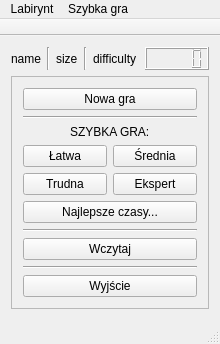
289698/GenerowanieLabiryntu, file mainwindow.ui: the form before one commit.
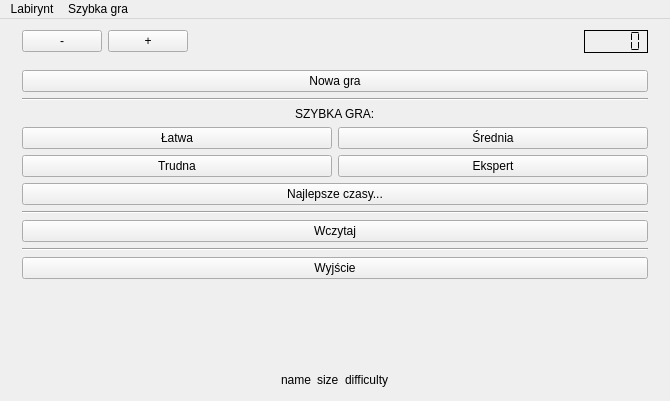
The form after the commit.

What changed in the file:
```diff
--- a/mainwindow.ui
+++ b/mainwindow.ui
@@ -6,54 +6,49 @@
    <rect>
     <x>0</x>
     <y>0</y>
-    <width>220</width>
-    <height>344</height>
+    <width>670</width>
+    <height>401</height>
    </rect>
   </property>
   <property name="windowTitle">
    <string>Generowanie labiryntu</string>
   </property>
+  <property name="documentMode">
+   <bool>false</bool>
+  </property>
   <widget class="QWidget" name="centralWidget">
    <layout class="QVBoxLayout" name="verticalLayout_2">
     <item>
+     <widget class="QWidget" name="gameWidget" native="true">
      <layout class="QHBoxLayout" name="horizontalLayout">
-      <item>
-       <widget class="QLabel" name="label_name">
-        <property name="text">
-         <string>name</string>
-        </property>
-       </widget>
-      </item>
-      <item>
-       <widget class="Line" name="line">
-        <property name="orientation">
-         <enum>Qt::Vertical</enum>
-        </property>
-       </widget>
-      </item>
+       <property name="topMargin">
+        <number>0</number>
+       </property>
+       <property name="bottomMargin">
+        <number>0</number>
+       </property>
       <item>
-       <widget class="QLabel" name="label_size">
+        <widget class="QPushButton" name="pushButtonMinus">
         <property name="text">
-         <string>size</string>
-        </property>
-       </widget>
-      </item>
-      <item>
-       <widget class="Line" name="line_2">
-        <property name="orientation">
-         <enum>Qt::Vertical</enum>
+          <string>-</string>
+         </property>
+         <property name="flat">
+          <bool>false</bool>
         </property>
        </widget>
       </item>
       <item>
-       <widget class="QLabel" name="label_difficulty">
+        <widget class="QPushButton" name="pushButtonPlus">
         <property name="text">
-         <string>difficulty</string>
-        </property>
+          <string>+</string>
+         </property>
+         <property name="flat">
+          <bool>false</bool>
+         </property>
        </widget>
       </item>
       <item>
-       <spacer name="horizontalSpacer">
+        <spacer name="horizontalSpacer_2">
         <property name="orientation">
          <enum>Qt::Horizontal</enum>
         </property>
@@ -66,31 +61,26 @@
        </spacer>
       </item>
       <item>
-       <widget class="QLCDNumber" name="lcd_time"/>
-      </item>
-     </layout>
-    </item>
-    <item>
-     <spacer name="verticalSpacer">
-      <property name="orientation">
-       <enum>Qt::Vertical</enum>
-      </property>
-      <property name="sizeHint" stdset="0">
-       <size>
-        <width>20</width>
-        <height>40</height>
-       </size>
-      </property>
-     </spacer>
-    </item>
-    <item>
-     <widget class="QFrame" name="frame">
+        <widget class="QLCDNumber" name="lcd_time">
       <property name="frameShape">
-       <enum>QFrame::StyledPanel</enum>
+          <enum>QFrame::Box</enum>
       </property>
       <property name="frameShadow">
-       <enum>QFrame::Raised</enum>
-      </property>
+          <enum>QFrame::Plain</enum>
+         </property>
+         <property name="smallDecimalPoint">
+          <bool>false</bool>
+         </property>
+         <property name="segmentStyle">
+          <enum>QLCDNumber::Flat</enum>
+         </property>
+        </widget>
+       </item>
+      </layout>
+     </widget>
+    </item>
+    <item>
+     <widget class="QWidget" name="welcomeWidget" native="true">
       <layout class="QVBoxLayout" name="verticalLayout">
        <item>
         <widget class="QPushButton" name="pushButton_new">
@@ -184,18 +174,80 @@
      </widget>
     </item>
     <item>
-     <spacer name="verticalSpacer_2">
+     <spacer name="verticalSpacer">
       <property name="orientation">
        <enum>Qt::Vertical</enum>
       </property>
       <property name="sizeHint" stdset="0">
        <size>
         <width>20</width>
-        <height>63</height>
+        <height>40</height>
        </size>
       </property>
      </spacer>
     </item>
+    <item alignment="Qt::AlignBottom">
+     <widget class="QWidget" name="infoWidget" native="true">
+      <layout class="QHBoxLayout" name="horizontalLayout_2">
+       <property name="spacing">
+        <number>6</number>
+       </property>
+       <property name="topMargin">
+        <number>0</number>
+       </property>
+       <property name="bottomMargin">
+        <number>0</number>
+       </property>
+       <item>
+        <spacer name="horizontalSpacer">
+         <property name="orientation">
+          <enum>Qt::Horizontal</enum>
+         </property>
+         <property name="sizeHint" stdset="0">
+          <size>
+           <width>260</width>
+           <height>20</height>
+          </size>
+         </property>
+        </spacer>
+       </item>
+       <item>
+        <widget class="QLabel" name="label_name">
+         <property name="text">
+          <string>name</string>
+         </property>
+        </widget>
+       </item>
+       <item>
+        <widget class="QLabel" name="label_size">
+         <property name="text">
+          <string>size</string>
+         </property>
+        </widget>
+       </item>
+       <item>
+        <widget class="QLabel" name="label_difficulty">
+         <property name="text">
+          <string>difficulty</string>
+         </property>
+        </widget>
+       </item>
+       <item>
+        <spacer name="horizontalSpacer_3">
+         <property name="orientation">
+          <enum>Qt::Horizontal</enum>
+         </property>
+         <property name="sizeHint" stdset="0">
+          <size>
+           <width>259</width>
+           <height>20</height>
+          </size>
+         </property>
+        </spacer>
+       </item>
+      </layout>
+     </widget>
+    </item>
    </layout>
   </widget>
   <widget class="QMenuBar" name="menuBar">
@@ -206,7 +258,7 @@
     <rect>
      <x>0</x>
      <y>0</y>
-     <width>220</width>
+     <width>670</width>
      <height>20</height>
     </rect>
    </property>
@@ -238,21 +290,6 @@
    <addaction name="menuFile"/>
    <addaction name="menuGame"/>
   </widget>
-  <widget class="QToolBar" name="mainToolBar">
-   <property name="enabled">
-    <bool>true</bool>
-   </property>
-   <property name="movable">
-    <bool>false</bool>
-   </property>
-   <attribute name="toolBarArea">
-    <enum>TopToolBarArea</enum>
-   </attribute>
-   <attribute name="toolBarBreak">
-    <bool>false</bool>
-   </attribute>
-  </widget>
-  <widget class="QStatusBar" name="statusBar"/>
   <action name="actionOpen">
    <property name="text">
     <string>Wczytaj zapisany...</string>
```
Left out of the diff: 5 changed lines with no effect on the pictures. Lines whose indentation alone changed are shown as unchanged.
